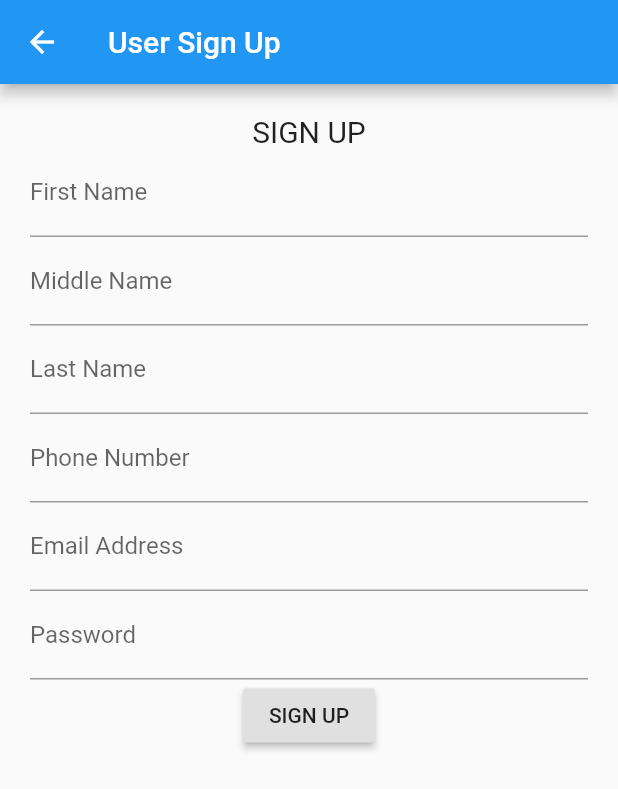
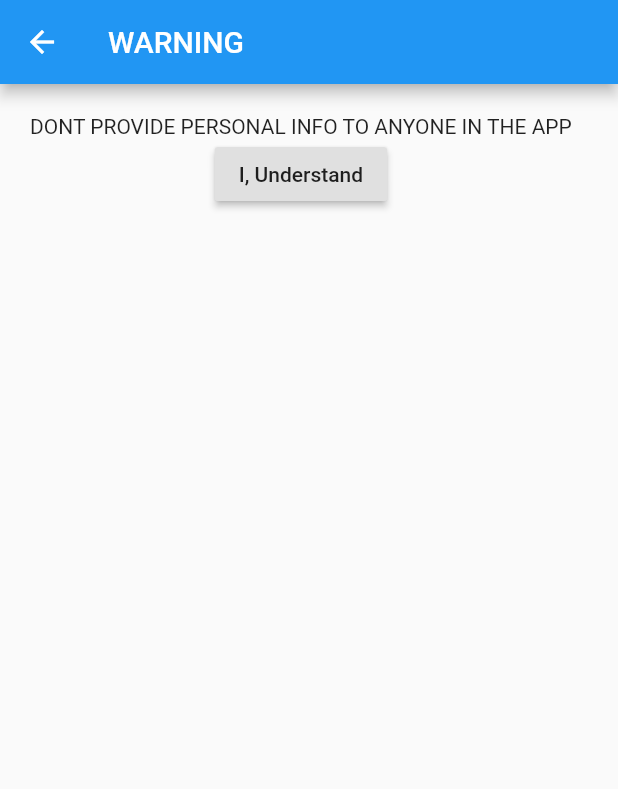
Before and after one commit to raz8153/support-group-app, a Flutter app: the UserSignUp screen opened directly, after a tap on "SIGN UP", on a phone screen of 412 x 824 dp. Shown: the top 789 px of the screen. Run offline on Flutter 3.47's test engine with Material 2 defaults, Android fonts, the phone set to English and light mode, and no system bars.

```diff
--- a/lib/main.dart
+++ b/lib/main.dart
@@ -1,6 +1,7 @@
 import 'package:flutter/material.dart';
 
 import 'login.dart';
+import 'meetupcreation.dart';
 
 void main() => runApp(MyApp());
 
@@ -13,7 +14,7 @@ class MyApp extends StatelessWidget {
       theme: ThemeData(
         primarySwatch: Colors.blue,
       ),
-      home: Login(),
+      home: MeetUpCreate(),
     );
   }
 }
--- a/lib/usersignup.dart
+++ b/lib/usersignup.dart
@@ -1,4 +1,5 @@
 import 'package:flutter/material.dart';
+import 'package:hackverse/userwarning.dart';
 
 class UserSignUp extends StatelessWidget {
   @override
@@ -35,7 +36,10 @@ class UserSignUp extends StatelessWidget {
               TextFormField(
                   obscureText: true,
                   decoration: InputDecoration(labelText: "Password ")),
-              RaisedButton(child: Text("SIGN UP"), onPressed: () {}),
+              RaisedButton(child: Text("SIGN UP"), onPressed: () {
+                Navigator.push(
+                  context,
+                  MaterialPageRoute(builder: (context) => UserWarning()));}),
 
 
             ],
--- /dev/null
+++ b/lib/userwarning.dart
@@ -0,0 +1,23 @@
+import 'package:flutter/material.dart';
+
+class UserWarning extends StatelessWidget {
+  @override
+  Widget build(BuildContext context) {
+    return Scaffold(
+        appBar: AppBar(
+          title: Text('WARNING'),
+        ),
+        body:
+        Container(
+        padding: EdgeInsets.all(20.0),
+            child: Column(
+              children: <Widget>[
+                Text('DONT PROVIDE PERSONAL INFO TO ANYONE IN THE APP'),
+                RaisedButton(
+                  child:Text('I, Understand'),
+                    onPressed: (){},//Navigate to home
+//
+                )
+              ])));
+  }
+}
```
Also changed, not shown: lib/meetupcreation.dart (added, +33 -0 lines).
